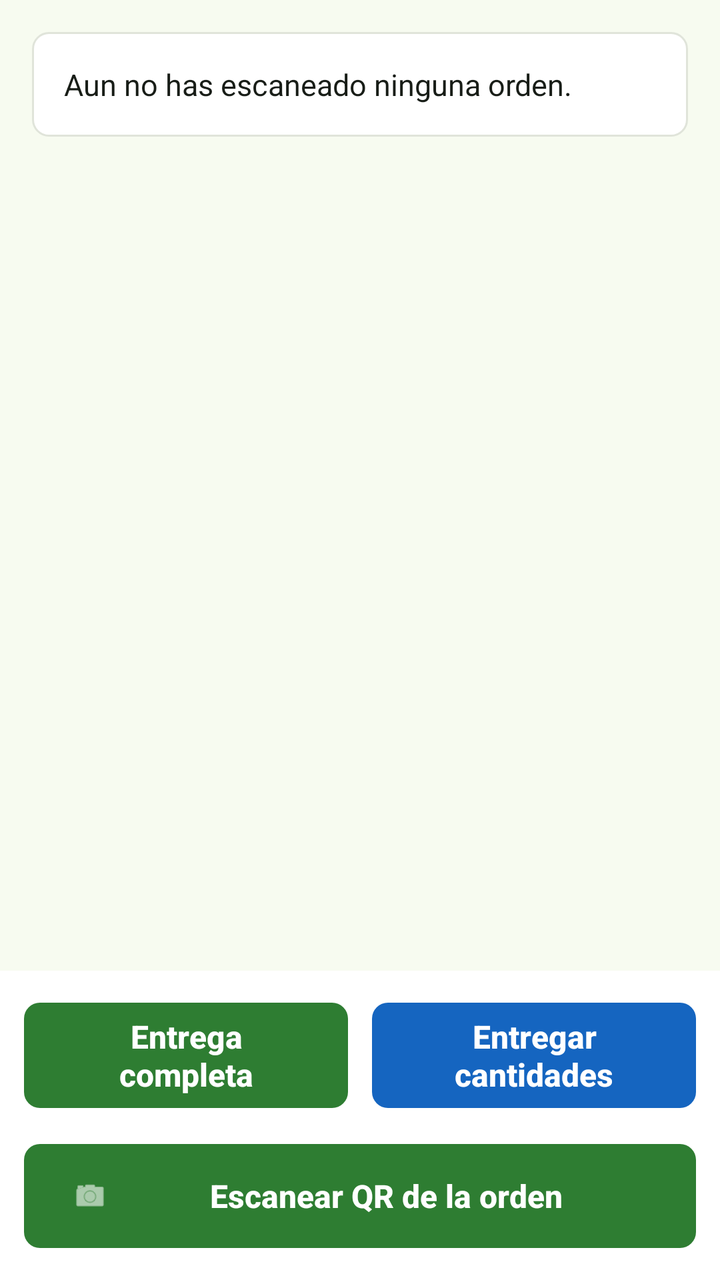
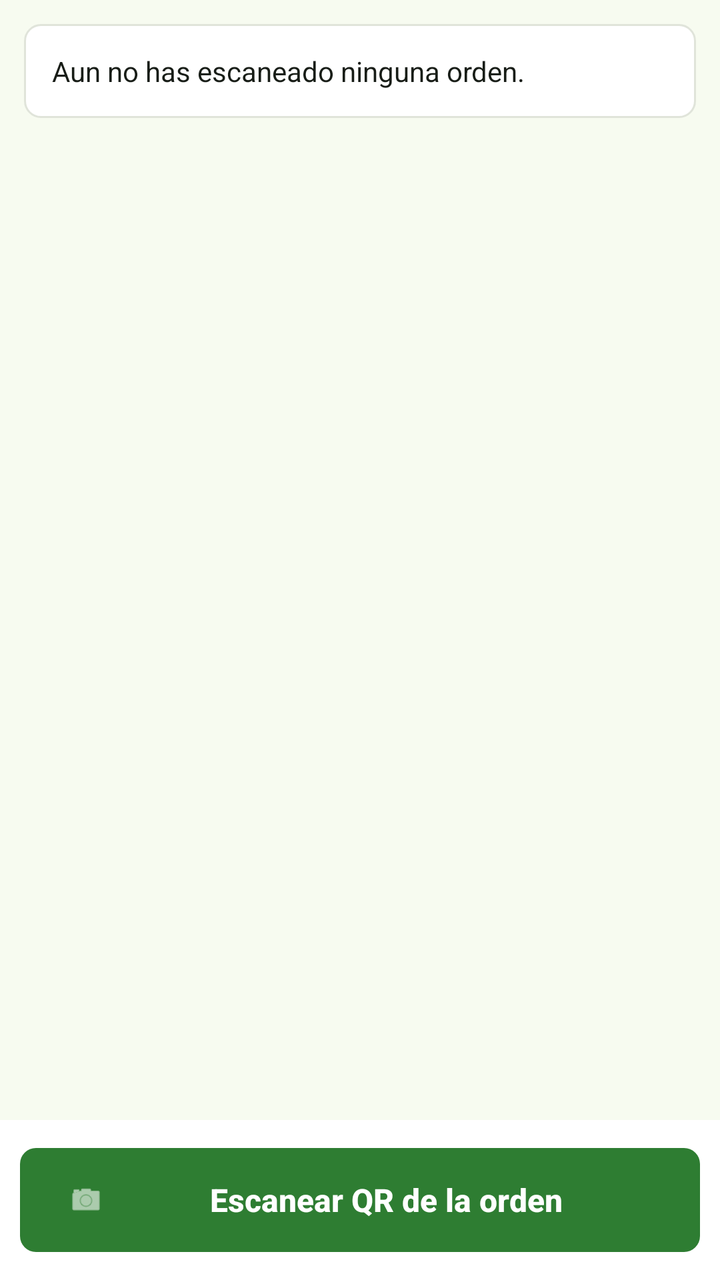

Before-and-after screenshots of an Android layout around one commit, followed by the original layout XML and the change that was made.
<!-- AndroidManifest.xml: application theme Theme.BodegaMovil -->
<!-- res/layout/fragment_entregas.xml -->
<?xml version="1.0" encoding="utf-8"?>
<LinearLayout xmlns:android="http://schemas.android.com/apk/res/android"
    xmlns:app="http://schemas.android.com/apk/res-auto"
    android:layout_width="match_parent"
    android:layout_height="match_parent"
    android:orientation="vertical"
    android:background="@color/surface">

    <TextView
        android:id="@+id/txtOrden"
        android:layout_width="match_parent"
        android:layout_height="wrap_content"
        android:layout_margin="16dp"
        android:padding="16dp"
        android:background="@drawable/bg_card"
        android:textColor="@color/on_surface"
        android:textSize="15sp"
        android:lineSpacingExtra="3dp"
        android:text="Aun no has escaneado ninguna orden." />

    <ScrollView
        android:layout_width="match_parent"
        android:layout_height="0dp"
        android:layout_weight="1"
        android:fillViewport="true">

        <LinearLayout
            android:id="@+id/contProductos"
            android:layout_width="match_parent"
            android:layout_height="wrap_content"
            android:orientation="vertical"
            android:paddingHorizontal="16dp"
            android:paddingVertical="8dp" />
    </ScrollView>

    <TextView
        android:id="@+id/txtEstado"
        android:layout_width="match_parent"
        android:layout_height="wrap_content"
        android:gravity="center"
        android:paddingHorizontal="16dp"
        android:paddingVertical="8dp"
        android:textColor="@color/exito"
        android:textStyle="bold"
        android:textSize="15sp" />

    
    <LinearLayout
        android:layout_width="match_parent"
        android:layout_height="wrap_content"
        android:orientation="vertical"
        android:padding="12dp"
        android:background="@color/surface_card">

        <LinearLayout
            android:layout_width="match_parent"
            android:layout_height="wrap_content"
            android:orientation="horizontal">

            <com.google.android.material.button.MaterialButton
                android:id="@+id/btnEntregaCompleta"
                style="@style/Widget.Bodega.Button"
                android:layout_width="0dp"
                android:layout_height="wrap_content"
                android:layout_weight="1"
                android:layout_marginEnd="6dp"
                android:enabled="false"
                android:text="Entrega completa" />

            <com.google.android.material.button.MaterialButton
                android:id="@+id/btnEntregaParcial"
                style="@style/Widget.Bodega.Button.Azul"
                android:layout_width="0dp"
                android:layout_height="wrap_content"
                android:layout_weight="1"
                android:layout_marginStart="6dp"
                android:enabled="false"
                android:text="Entregar cantidades" />
        </LinearLayout>

        <com.google.android.material.button.MaterialButton
            android:id="@+id/btnEscanear"
            style="@style/Widget.Bodega.Button"
            android:layout_width="match_parent"
            android:layout_height="wrap_content"
            android:layout_marginTop="10dp"
            android:minHeight="60dp"
            app:icon="@android:drawable/ic_menu_camera"
            app:iconTint="@color/on_primary"
            android:text="Escanear QR de la orden" />
    </LinearLayout>
</LinearLayout>
<!-- resources referenced by this layout -->
<resources>
  <color name="exito">#0D631B</color>
  <color name="on_primary">#FFFFFF</color>
  <color name="on_surface">#181D17</color>
  <color name="surface">#F7FBF0</color>
  <color name="surface_card">#FFFFFF</color>
  <!-- drawable bg_card (drawable) -->
  <?xml version="1.0" encoding="utf-8"?>
  <shape xmlns:android="http://schemas.android.com/apk/res/android" android:shape="rectangle">
      <solid android:color="@color/surface_card" />
      <corners android:radius="8dp" />
      <stroke android:width="1dp" android:color="@color/divider" />
  </shape>
  <style name="Widget.Bodega.Button" parent="Widget.Material3.Button">
          <item name="android:minHeight">56dp</item>
          <item name="android:textSize">16sp</item>
          <item name="android:textStyle">bold</item>
          <item name="android:letterSpacing">0</item>
          <item name="textAllCaps">false</item>
          <item name="cornerRadius">8dp</item>
          <item name="backgroundTint">@color/primary</item>
          <item name="android:textColor">@color/on_primary</item>
      </style>
  <style name="Widget.Bodega.Button.Azul" parent="Widget.Bodega.Button">
          <item name="backgroundTint">@color/accion_azul</item>
          <item name="android:textColor">@color/on_accion</item>
      </style>
  <style name="Theme.BodegaMovil" parent="Theme.Material3.Light.NoActionBar">
          <item name="colorPrimary">@color/primary</item>
          <item name="colorOnPrimary">@color/on_primary</item>
          <item name="colorPrimaryContainer">@color/primary_container</item>
          <item name="colorOnPrimaryContainer">@color/on_primary_container</item>
          <item name="colorSurface">@color/surface_card</item>
          <item name="colorOnSurface">@color/on_surface</item>
          <item name="android:colorBackground">@color/surface</item>
          <item name="colorError">@color/error</item>
          <item name="colorOnError">@color/on_error</item>
          <item name="android:statusBarColor">@color/primary_dark</item>
          <item name="android:windowLightStatusBar" tools:targetApi="m">false</item>
      </style>
  <color name="divider">#E0E4DA</color>
  <color name="primary">#2E7D32</color>
  <color name="accion_azul">#1565C0</color>
  <color name="on_accion">#FFFFFF</color>
  <color name="primary_container">#A3F69C</color>
  <color name="on_primary_container">#002204</color>
  <color name="error">#BA1A1A</color>
  <color name="on_error">#FFFFFF</color>
  <color name="primary_dark">#1B5E20</color>
</resources>

<!-- the commit's change to res/layout/fragment_entregas.xml (unified diff, before → after) -->
@@ -10,12 +10,12 @@
         android:id="@+id/txtOrden"
         android:layout_width="match_parent"
         android:layout_height="wrap_content"
-        android:layout_margin="16dp"
-        android:padding="16dp"
+        android:layout_margin="12dp"
+        android:padding="14dp"
         android:background="@drawable/bg_card"
         android:textColor="@color/on_surface"
-        android:textSize="15sp"
-        android:lineSpacingExtra="3dp"
+        android:textSize="14sp"
+        android:lineSpacingExtra="2dp"
         android:text="Aun no has escaneado ninguna orden." />
 
     <ScrollView
@@ -29,8 +29,8 @@
             android:layout_width="match_parent"
             android:layout_height="wrap_content"
             android:orientation="vertical"
-            android:paddingHorizontal="16dp"
-            android:paddingVertical="8dp" />
+            android:paddingHorizontal="12dp"
+            android:paddingBottom="8dp" />
     </ScrollView>
 
     <TextView
@@ -39,51 +39,66 @@
         android:layout_height="wrap_content"
         android:gravity="center"
         android:paddingHorizontal="16dp"
-        android:paddingVertical="8dp"
+        android:paddingVertical="6dp"
         android:textColor="@color/exito"
         android:textStyle="bold"
-        android:textSize="15sp" />
+        android:textSize="14sp" />
 
     
     <LinearLayout
         android:layout_width="match_parent"
         android:layout_height="wrap_content"
         android:orientation="vertical"
-        android:padding="12dp"
+        android:padding="10dp"
         android:background="@color/surface_card">
 
+        
         <LinearLayout
+            android:id="@+id/zonaOrden"
             android:layout_width="match_parent"
             android:layout_height="wrap_content"
-            android:orientation="horizontal">
+            android:orientation="vertical"
+            android:visibility="gone">
+
+            <LinearLayout
+                android:layout_width="match_parent"
+                android:layout_height="wrap_content"
+                android:orientation="horizontal">
+
+                <com.google.android.material.button.MaterialButton
+                    android:id="@+id/btnEntregaCompleta"
+                    style="@style/Widget.Bodega.Button"
+                    android:layout_width="0dp"
+                    android:layout_height="wrap_content"
+                    android:layout_weight="1"
+                    android:layout_marginEnd="6dp"
+                    android:text="Entrega completa" />
+
+                <com.google.android.material.button.MaterialButton
+                    android:id="@+id/btnEntregaParcial"
+                    style="@style/Widget.Bodega.Button.Azul"
+                    android:layout_width="0dp"
+                    android:layout_height="wrap_content"
+                    android:layout_weight="1"
+                    android:layout_marginStart="6dp"
+                    android:text="Entregar cantidades" />
+            </LinearLayout>
 
             <com.google.android.material.button.MaterialButton
-                android:id="@+id/btnEntregaCompleta"
-                style="@style/Widget.Bodega.Button"
-                android:layout_width="0dp"
+                android:id="@+id/btnCancelar"
+                style="@style/Widget.Bodega.Button.Outline"
+                android:layout_width="match_parent"
                 android:layout_height="wrap_content"
-                android:layout_weight="1"
-                android:layout_marginEnd="6dp"
-                android:enabled="false"
-                android:text="Entrega completa" />
-
-            <com.google.android.material.button.MaterialButton
-                android:id="@+id/btnEntregaParcial"
-                style="@style/Widget.Bodega.Button.Azul"
-                android:layout_width="0dp"
-                android:layout_height="wrap_content"
-                android:layout_weight="1"
-                android:layout_marginStart="6dp"
-                android:enabled="false"
-                android:text="Entregar cantidades" />
+                android:layout_marginTop="8dp"
+                android:text="Cancelar" />
         </LinearLayout>
 
+        
         <com.google.android.material.button.MaterialButton
             android:id="@+id/btnEscanear"
             style="@style/Widget.Bodega.Button"
             android:layout_width="match_parent"
             android:layout_height="wrap_content"
-            android:layout_marginTop="10dp"
             android:minHeight="60dp"
             app:icon="@android:drawable/ic_menu_camera"
             app:iconTint="@color/on_primary"
<!-- resource entries referenced after the edit -->
@@ -26,6 +26,15 @@
           <item name="backgroundTint">@color/accion_azul</item>
           <item name="android:textColor">@color/on_accion</item>
       </style>
+  <style name="Widget.Bodega.Button.Outline" parent="Widget.Material3.Button.OutlinedButton">
+          <item name="android:minHeight">56dp</item>
+          <item name="android:textSize">16sp</item>
+          <item name="android:textStyle">bold</item>
+          <item name="textAllCaps">false</item>
+          <item name="cornerRadius">8dp</item>
+          <item name="strokeColor">@color/primary</item>
+          <item name="android:textColor">@color/primary</item>
+      </style>
   <style name="Theme.BodegaMovil" parent="Theme.Material3.Light.NoActionBar">
           <item name="colorPrimary">@color/primary</item>
           <item name="colorOnPrimary">@color/on_primary</item>
